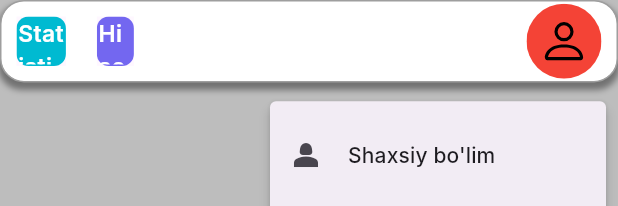
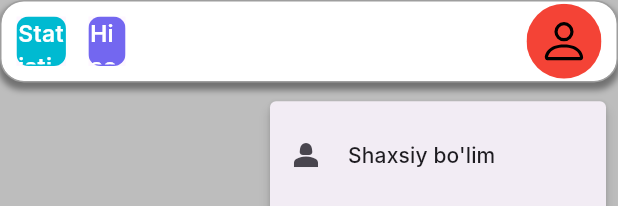
Before and after one commit to akhmadjonakbarov/OsonKassa, a Flutter app: the Header widget shown alone on an empty page, opened directly with empty values, after a tap on an icon or button, on a phone screen of 412 x 824 dp. Shown: the top 206 px of the screen. Run offline on Flutter 3.47's test engine with Material 3 defaults, Android fonts, the light colour scheme and no system bars; our stand-ins replace dio, fl_chart, flutter_svg, get, logger, mask_text_input_formatter and 2 more; missing offline and left inert: esc_pos_printer, esc_pos_utils; accounts and stored records are empty; network calls fail; Roboto replaces fonts that are missing (Inter).

Commit message:
ref: updated formatting and header spacing

```diff
--- a/lib/app/features/dashboard/view/widgets/header.dart
+++ b/lib/app/features/dashboard/view/widgets/header.dart
@@ -281,12 +281,7 @@
   @override
   Widget build(BuildContext context) {
     final Size screenSize = getScreenSize(context);
-    double spaceBtwButtons = 0;
-    if (screenSize.width <= 1366) {
-      spaceBtwButtons = screenSize.width * 0.19;
-    } else {
-      spaceBtwButtons = screenSize.width * 0.15;
-    }
+
     return Container(
       padding: const EdgeInsets.symmetric(horizontal: 10),
       margin: const EdgeInsets.only(bottom: Paddings.padding12),
@@ -299,7 +294,6 @@
         mainAxisAlignment: MainAxisAlignment.spaceBetween,
         children: [
           SizedBox(
-            width: spaceBtwButtons,
             child: Row(
               mainAxisAlignment: MainAxisAlignment.spaceBetween,
               children: [
@@ -314,6 +308,9 @@
                           fontSize: screenSize.height / 54),
                       height: screenSize.height * 0.1 / 2.5,
                       width: screenSize.width * 0.08),
+                ),
+                const SizedBox(
+                  width: 15,
                 ),
                 BasicButton(
                   text: TranslatedTexts.report.reports.tr,
--- a/lib/app/features/dashboard_views/statistics/view/statistics_view.dart
+++ b/lib/app/features/dashboard_views/statistics/view/statistics_view.dart
@@ -40,7 +40,10 @@
               spreadRadius: 1,
             ),
           ),
-            child: DailySaleChart(statisticsCtl: statisticsCtl)),
+          child: DailySaleChart(
+            statisticsCtl: statisticsCtl,
+          ),
+        ),
       ],
     );
   }
```
Lines whose indentation alone changed are shown as unchanged.
